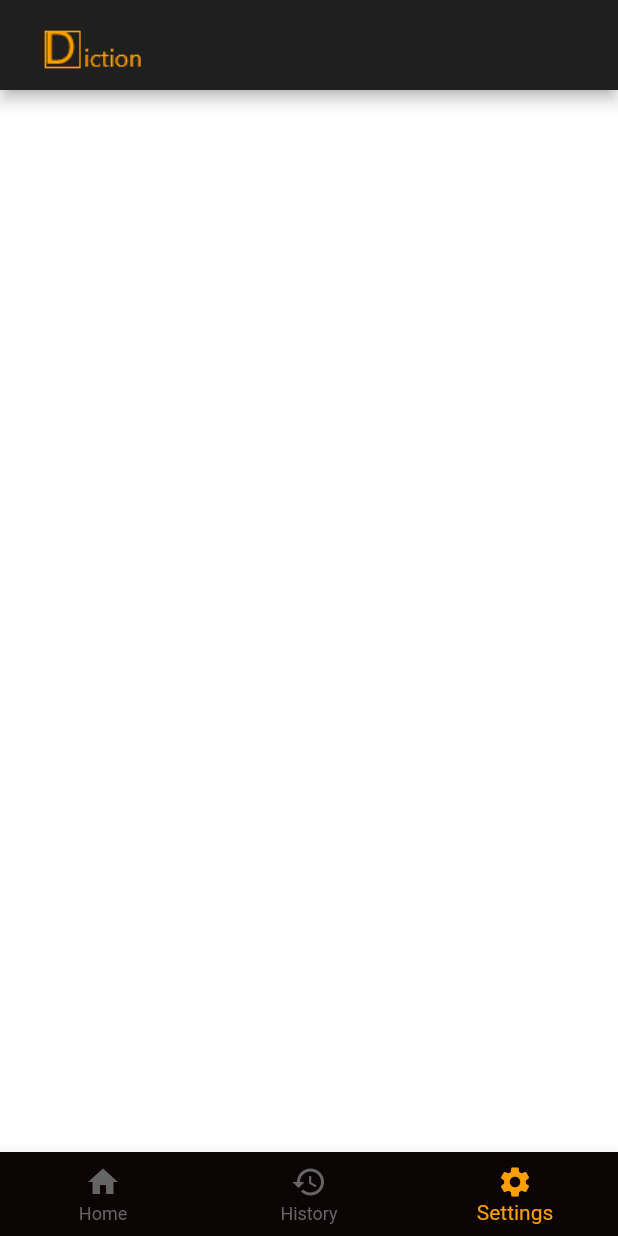
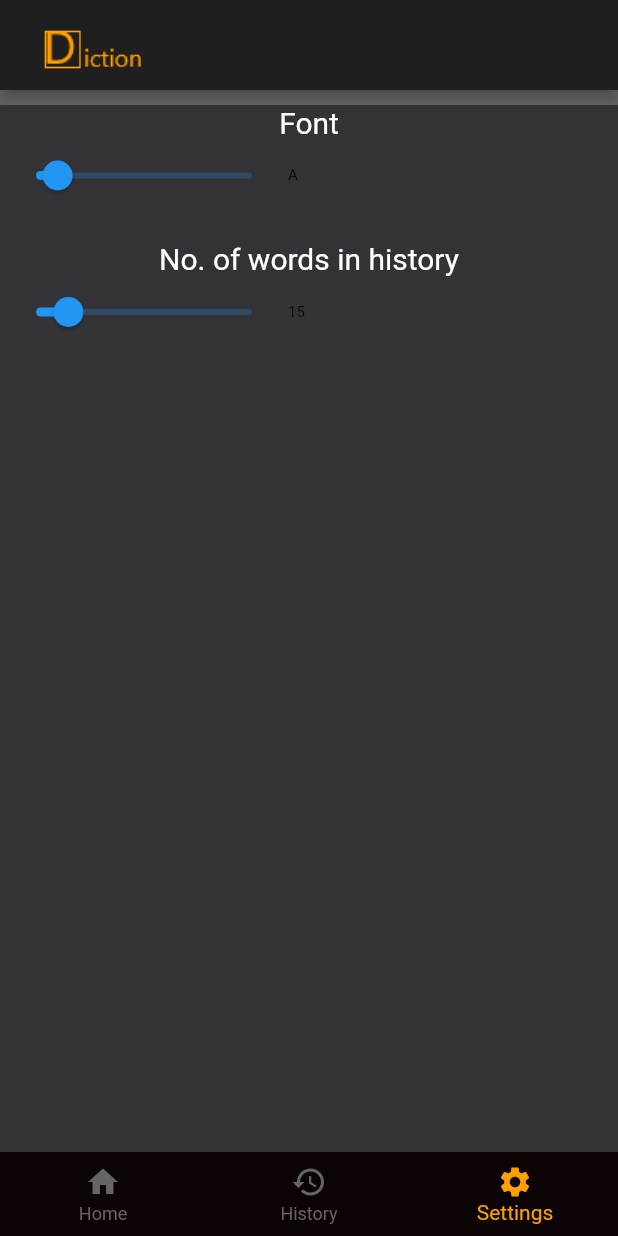
Before and after one commit to ParadoxPD/Dictionary-App, a Flutter app: the screen it shows after launch, item 3 of the bottom bar chosen, on a phone screen of 412 x 824 dp. Run offline on Flutter 3.47's test engine with Material 2 defaults, Android fonts, the phone set to English and light mode, and no system bars.

Commit message:
Working on sliders : Settings page

```diff
--- a/app/lib/pages/mainBody/settings.dart
+++ b/app/lib/pages/mainBody/settings.dart
@@ -1,10 +1,86 @@
 import 'package:flutter/material.dart';
 
-class SettingsPage extends StatelessWidget {
+class SettingsPage extends StatefulWidget {
+  SettingsPage({Key key}) : super(key: key);
+
+  _SettingsPage createState() => _SettingsPage();
+}
+
+class _SettingsPage extends State<SettingsPage> {
+  double _fontSliderValue = 10;
+  int _noOfWordsInHistory = 15;
   Widget build(BuildContext context) {
-    return Scaffold(
-      body: Container(
-        color: Colors.white,
+    return Scaffold(body: mainBody(context));
+  }
+
+  Widget mainBody(BuildContext context) {
+    return GestureDetector(
+        onTap: () {
+          FocusScopeNode currentFocus = FocusScope.of(context);
+
+          if (!currentFocus.hasPrimaryFocus) {
+            currentFocus.unfocus();
+          }
+        },
+        child: Container(
+          color: Color(0xff333337),
+          child: Column(
+            children: [
+              Container(
+                color: Color(0xff656565),
+                height: 10,
+              ),
+              createSlider(
+                  context,
+                  _fontSliderValue,
+                  "Font",
+                  Text(
+                    "A",
+                    style: TextStyle(fontSize: _fontSliderValue),
+                  ), (double value) {
+                setState(() {
+                  _fontSliderValue = value;
+                });
+              }),
+              createSlider(
+                  context,
+                  _noOfWordsInHistory * 1.0,
+                  "No. of words in history",
+                  Text(
+                    _noOfWordsInHistory.toString(),
+                    style: TextStyle(fontSize: _fontSliderValue),
+                  ), (double value) {
+                setState(() {
+                  _noOfWordsInHistory = value.toInt();
+                });
+              }),
+              Container()
+            ],
+          ),
+        ));
+  }
+
+  Widget createSlider(BuildContext context, double _value, String title,
+      Text sideText, _onChanged) {
+    return Container(
+      child: Column(
+        children: [
+          Align(
+              child: Text(
+            title,
+            textAlign: TextAlign.left,
+            style: TextStyle(color: Colors.white, fontSize: 20),
+          )),
+          Row(
+            children: [
+              Slider(value: _value, min: 0, max: 100, onChanged: _onChanged),
+              sideText
+            ],
+          ),
+          Container(
+            height: 20,
+          )
+        ],
       ),
     );
   }
```
